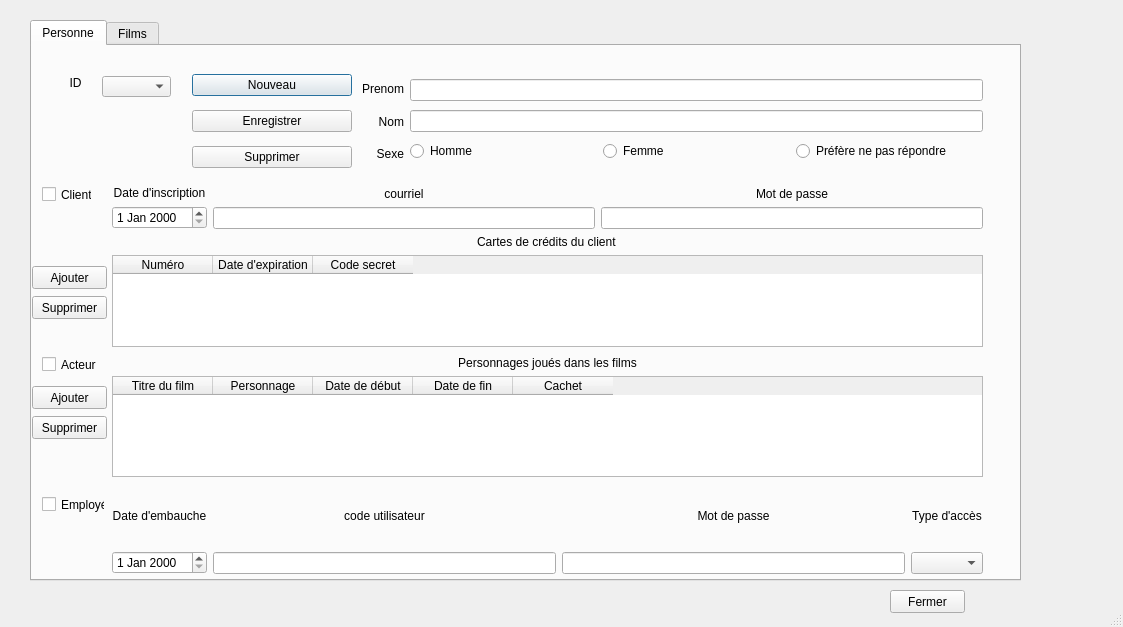
The window that UI/tab12.ui (sclaoud/RAC) describes before a commit, drawn with Qt 5.
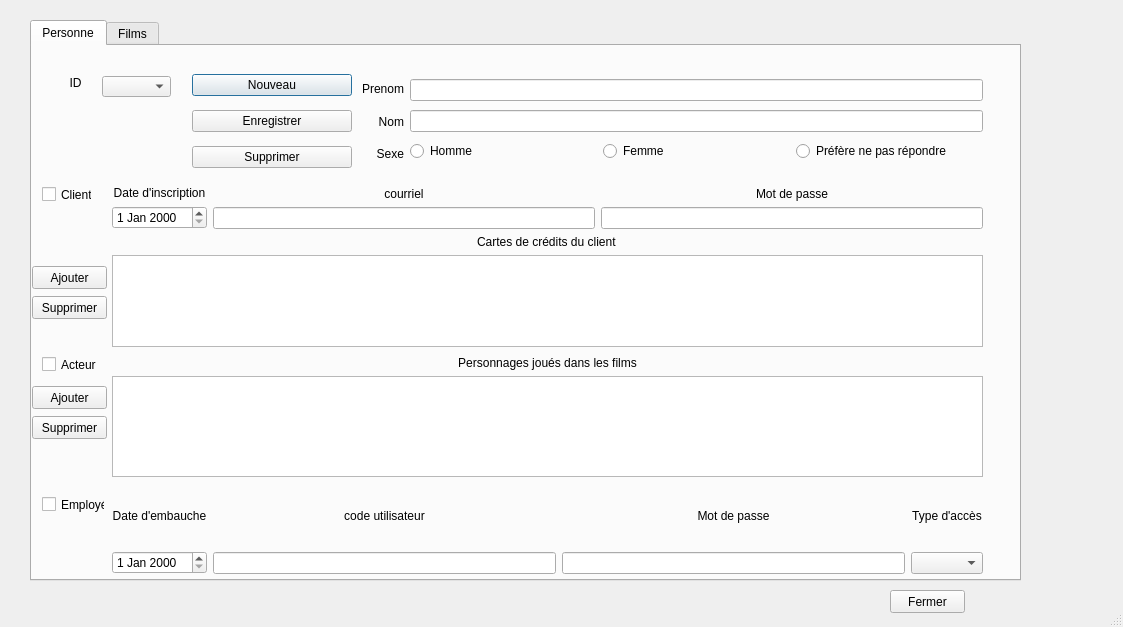
The same window after the commit.

What changed in the file:
```diff
--- a/UI/tab12.ui
+++ b/UI/tab12.ui
@@ -115,61 +115,13 @@
            </widget>
           </item>
           <item>
-           <widget class="QTableWidget" name="QtableCC">
+           <widget class="QTableView" name="QtableCC">
             <property name="midLineWidth">
              <number>3</number>
             </property>
             <property name="alternatingRowColors">
              <bool>true</bool>
             </property>
-            <property name="columnCount">
-             <number>3</number>
-            </property>
-            <attribute name="horizontalHeaderCascadingSectionResizes">
-             <bool>true</bool>
-            </attribute>
-            <attribute name="horizontalHeaderDefaultSectionSize">
-             <number>100</number>
-            </attribute>
-            <attribute name="horizontalHeaderHighlightSections">
-             <bool>true</bool>
-            </attribute>
-            <attribute name="horizontalHeaderMinimumSectionSize">
-             <number>1</number>
-            </attribute>
-            <attribute name="horizontalHeaderShowSortIndicator" stdset="0">
-             <bool>false</bool>
-            </attribute>
-            <attribute name="horizontalHeaderStretchLastSection">
-             <bool>false</bool>
-            </attribute>
-            <attribute name="verticalHeaderDefaultSectionSize">
-             <number>30</number>
-            </attribute>
-            <attribute name="verticalHeaderHighlightSections">
-             <bool>false</bool>
-            </attribute>
-            <attribute name="verticalHeaderMinimumSectionSize">
-             <number>1</number>
-            </attribute>
-            <attribute name="verticalHeaderStretchLastSection">
-             <bool>false</bool>
-            </attribute>
-            <column>
-             <property name="text">
-              <string>Numéro</string>
-             </property>
-            </column>
-            <column>
-             <property name="text">
-              <string>Date d'expiration</string>
-             </property>
-            </column>
-            <column>
-             <property name="text">
-              <string>Code secret</string>
-             </property>
-            </column>
            </widget>
           </item>
          </layout>
@@ -327,47 +279,10 @@
          </widget>
         </item>
         <item>
-         <widget class="QTableWidget" name="QtableChar">
+         <widget class="QTableView" name="QtableAct">
           <property name="alternatingRowColors">
            <bool>true</bool>
           </property>
-          <property name="columnCount">
-           <number>5</number>
-          </property>
-          <attribute name="horizontalHeaderMinimumSectionSize">
-           <number>1</number>
-          </attribute>
-          <attribute name="horizontalHeaderStretchLastSection">
-           <bool>false</bool>
-          </attribute>
-          <attribute name="verticalHeaderMinimumSectionSize">
-           <number>1</number>
-          </attribute>
-          <column>
-           <property name="text">
-            <string>Titre du film</string>
-           </property>
-          </column>
-          <column>
-           <property name="text">
-            <string>Personnage</string>
-           </property>
-          </column>
-          <column>
-           <property name="text">
-            <string>Date de début</string>
-           </property>
-          </column>
-          <column>
-           <property name="text">
-            <string>Date de fin</string>
-           </property>
-          </column>
-          <column>
-           <property name="text">
-            <string>Cachet</string>
-           </property>
-          </column>
          </widget>
         </item>
        </layout>
```
